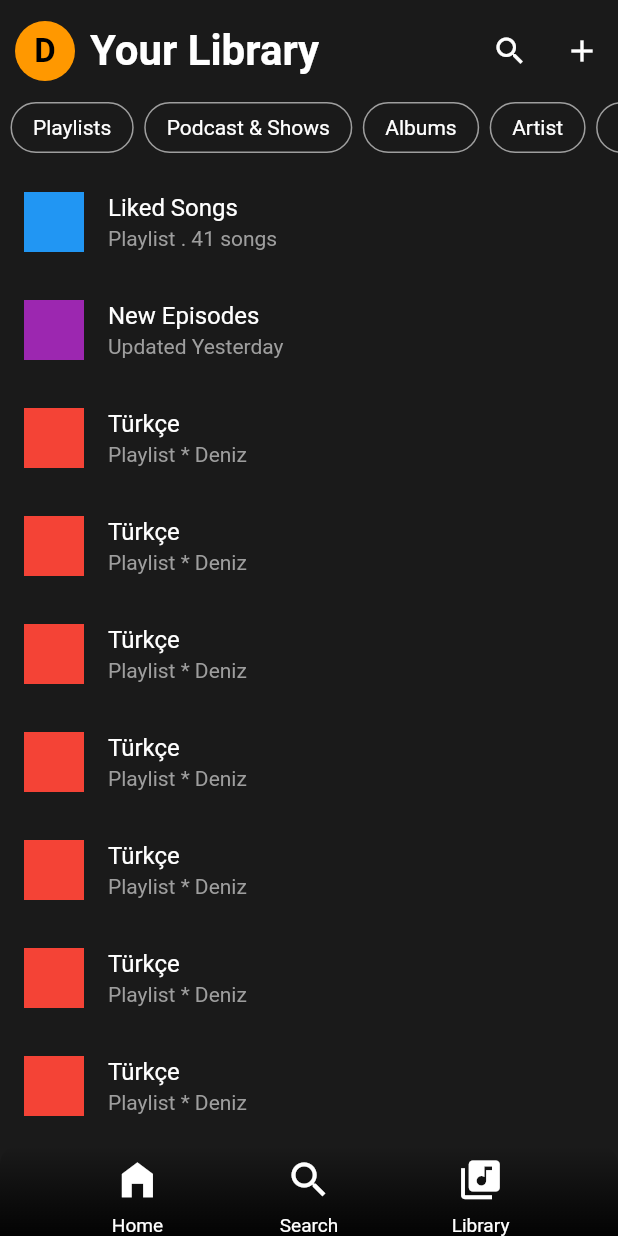
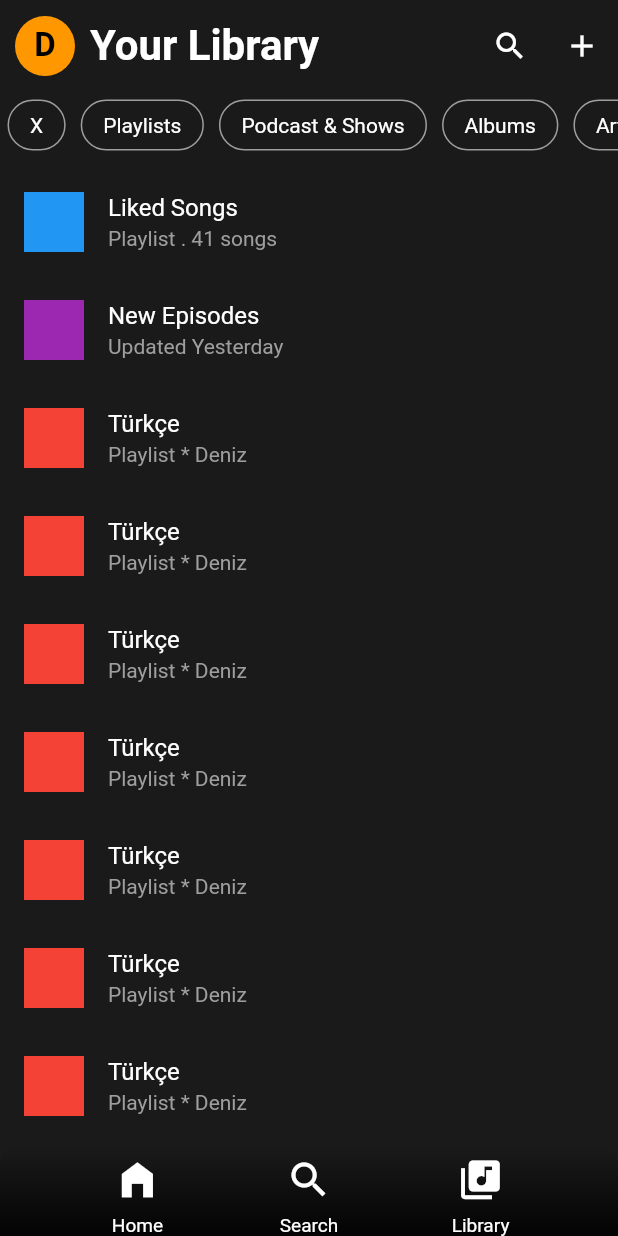
Before and after one commit to Rizaou/spotify_clone, a Flutter app: the screen it shows after launch, on a phone screen of 412 x 824 dp. Run offline on Flutter 3.47's test engine with Material 2 defaults, Android fonts, the phone set to English and light mode, and no system bars.

Commit message:
AppBar items have a padding widget.

```diff
--- a/lib/presentation/widgets/appbar_buttons.dart
+++ b/lib/presentation/widgets/appbar_buttons.dart
@@ -21,7 +21,9 @@ class _AppBarButtonState extends State<AppBarButton> {
 
   @override
   Widget build(BuildContext context) {
-    return InkWell(
+    return Padding(
+      padding: const EdgeInsets.all(5.0),
+      child: InkWell(
         onTap: clicked,
         child: Container(
           padding: const EdgeInsets.only(
@@ -42,6 +44,7 @@ class _AppBarButtonState extends State<AppBarButton> {
             style: h2,
           ),
         ),
+      ),
     );
   }
 }
--- a/lib/presentation/widgets/custom_appbar.dart
+++ b/lib/presentation/widgets/custom_appbar.dart
@@ -58,20 +58,25 @@ class CustomAppBar extends StatelessWidget {
             ],
           ),
         ),
-        SingleChildScrollView(
+        Container(
+          width: MediaQuery.of(context).size.width,
+          child: SingleChildScrollView(
             scrollDirection: Axis.horizontal,
             child: Container(
-            width: MediaQuery.of(context).size.width + 100,
               child: Row(
                 mainAxisSize: MainAxisSize.max,
                 mainAxisAlignment: MainAxisAlignment.spaceEvenly,
                 children: [
+                  AppBarButton(
+                    title: "X",
+                  ),
                   AppBarButton(title: "Playlists"),
                   AppBarButton(title: "Podcast & Shows"),
                   AppBarButton(title: "Albums"),
                   AppBarButton(title: "Artist"),
                   AppBarButton(title: "Downloaded"),
                 ],
+              ),
             ),
           ),
         ),
```
Lines whose indentation alone changed are shown as unchanged.
